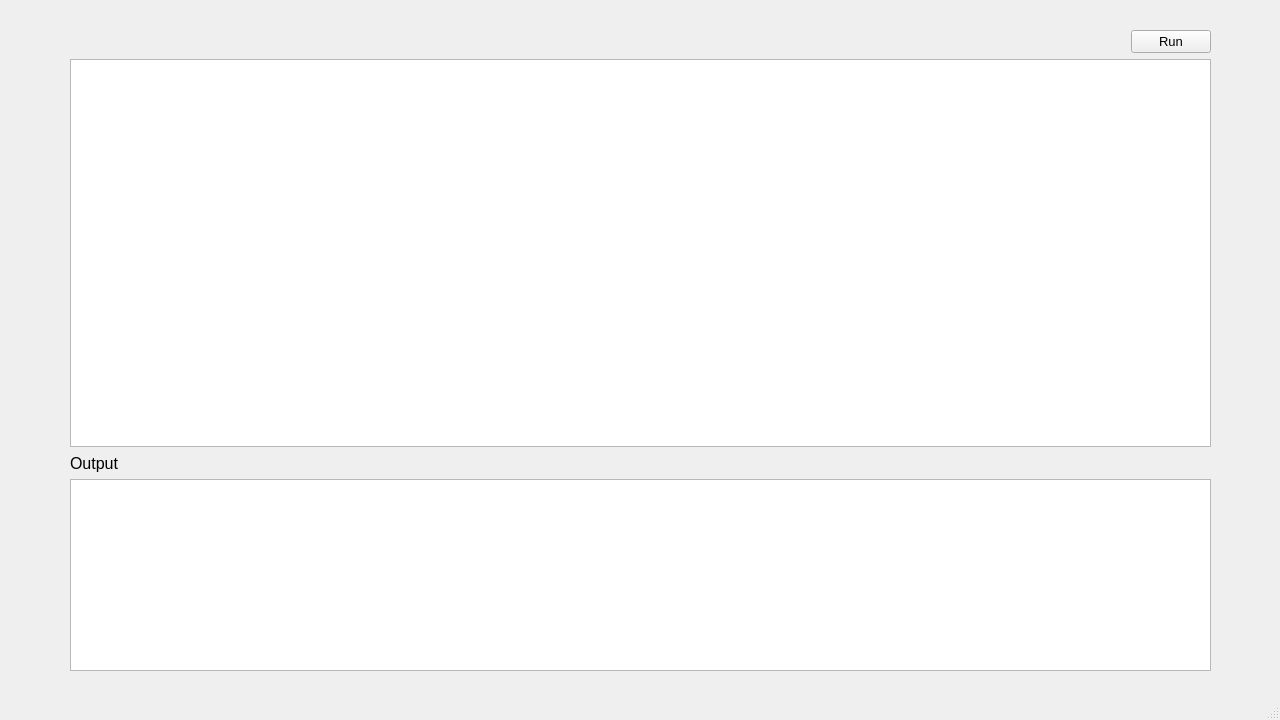
AlimU11/Pascal-Interpreter, file layout.ui: the form before one commit.
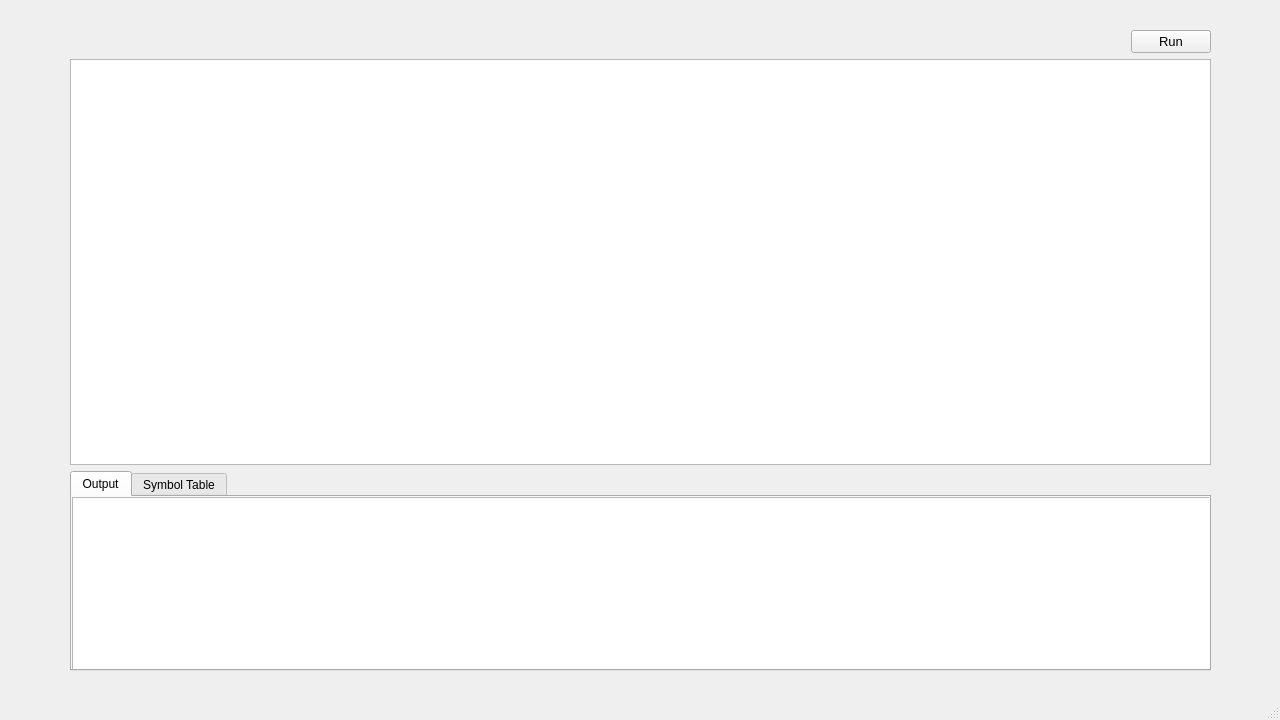
The form after the commit. Custom widgets are drawn as their Qt base class.

The edit to the form file:
```diff
--- a/layout.ui
+++ b/layout.ui
@@ -86,35 +86,50 @@
        <property name="leftMargin">
         <number>0</number>
        </property>
-       <item>
-        <widget class="QLabel" name="label">
-         <property name="font">
-          <font>
-           <pointsize>12</pointsize>
-          </font>
-         </property>
-         <property name="text">
-          <string>Output</string>
-         </property>
-        </widget>
-       </item>
-       <item>
-        <spacer name="horizontalSpacer">
-         <property name="orientation">
-          <enum>Qt::Horizontal</enum>
-         </property>
-         <property name="sizeHint" stdset="0">
-          <size>
-           <width>40</width>
-           <height>20</height>
-          </size>
-         </property>
-        </spacer>
-       </item>
       </layout>
      </item>
      <item>
-      <widget class="QTextEdit" name="textEdit"/>
+      <widget class="QTabWidget" name="tabWidget">
+       <property name="minimumSize">
+        <size>
+         <width>0</width>
+         <height>200</height>
+        </size>
+       </property>
+       <property name="currentIndex">
+        <number>0</number>
+       </property>
+       <widget class="QWidget" name="tab_1">
+        <attribute name="title">
+         <string>Output</string>
+        </attribute>
+        <widget class="QTextEdit" name="textEdit">
+         <property name="geometry">
+          <rect>
+           <x>0</x>
+           <y>0</y>
+           <width>1141</width>
+           <height>181</height>
+          </rect>
+         </property>
+        </widget>
+       </widget>
+       <widget class="QWidget" name="tab_2">
+        <attribute name="title">
+         <string>Symbol Table</string>
+        </attribute>
+        <widget class="QTextEdit" name="textEdit_2">
+         <property name="geometry">
+          <rect>
+           <x>0</x>
+           <y>0</y>
+           <width>1141</width>
+           <height>181</height>
+          </rect>
+         </property>
+        </widget>
+       </widget>
+      </widget>
      </item>
     </layout>
    </widget>
```
